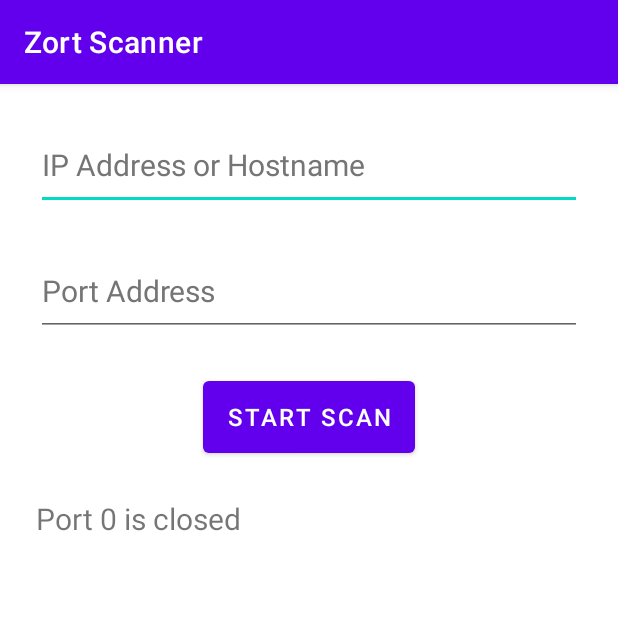
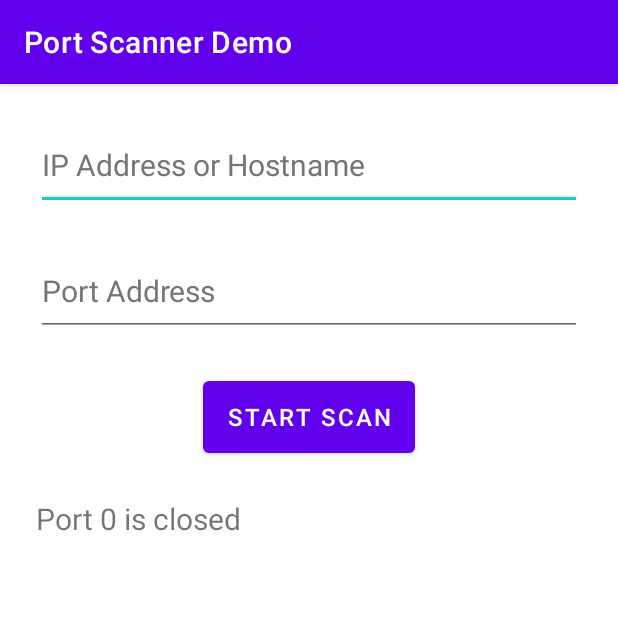
Before and after one commit to melihocakci/Port-Scanner-Zero, an Android app: the screen it shows after launch (MainActivity), after a tap on "START SCAN", on a phone screen of 412 x 824 dp, the top half of it. Run offline under Robolectric (Android 15) with nearby library versions, the phone set to English and light mode, and no system bars; 1 statement that could not run was skipped.

Commit message:
changed app name

```diff
--- a/app/src/main/java/com/yildiz/scanner/MyRunnable.java
+++ b/app/src/main/java/com/yildiz/scanner/MyRunnable.java
@@ -18,7 +18,7 @@ public class MyRunnable implements Runnable  {
     public void run() {
         try{
             Socket socket = new Socket();
-            socket.connect(new InetSocketAddress(ip, port), 5000);
+            socket.connect(new InetSocketAddress(ip, port), 400);
             socket.close();
             System.out.println("Port " + port + " is open");
             open = true;
--- a/app/src/main/res/values/strings.xml
+++ b/app/src/main/res/values/strings.xml
@@ -1,5 +1,5 @@
 <resources>
-    <string name="app_name">Zort Scanner</string>
+    <string name="app_name">Port Scanner Demo</string>
     <string name="ip_field_hint">IP Address or Hostname</string>
     <string name="port_field_hint">Port Address</string>
     <string name="button_text">Start Scan</string>
```
